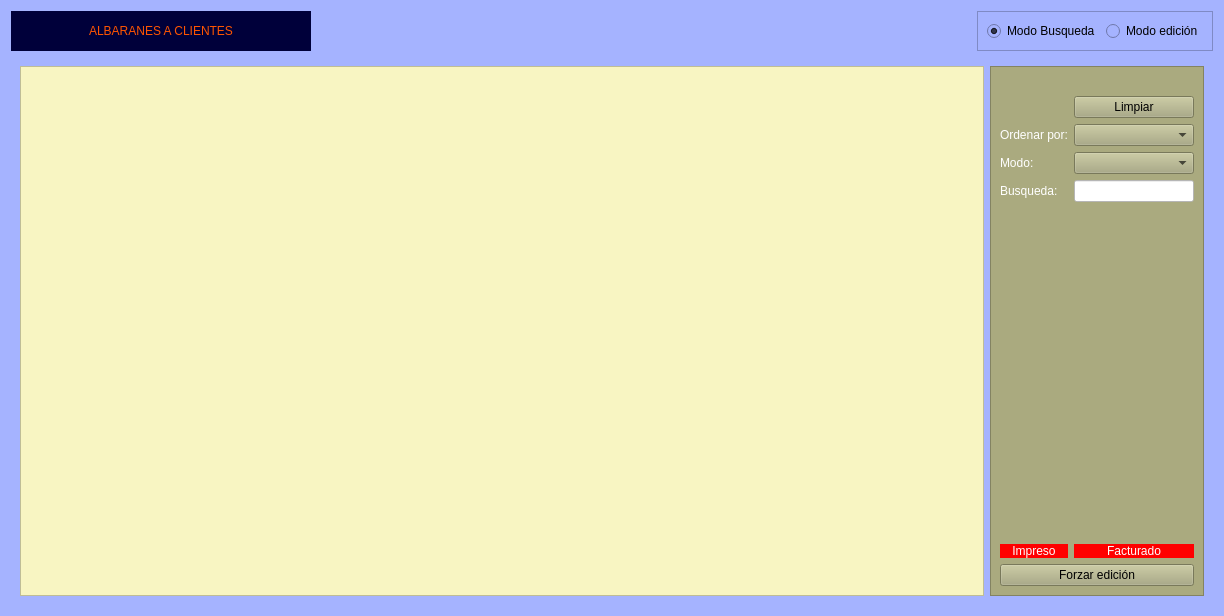
First picture: the form in Zona_Ventas/frmalbaran.ui, repository arcnexus/RedFoX, before the edit.
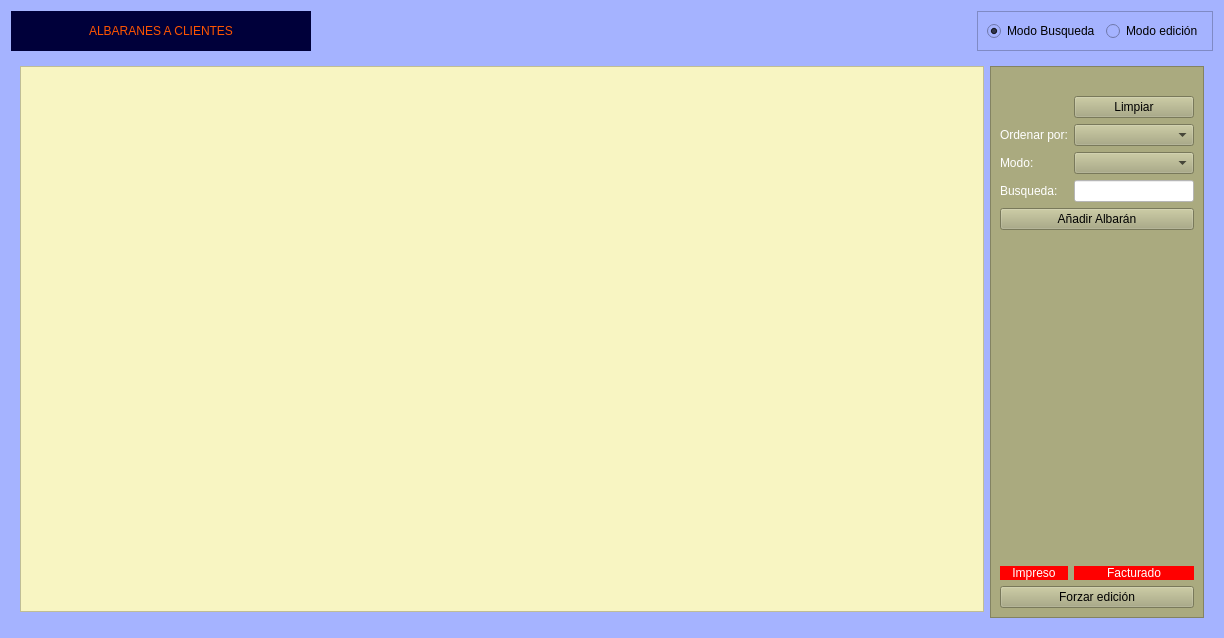
Second picture: the form after the edit. Icons and pictures are not drawn.

Commit message: ampliación datos albarán

The edit to the form file:
```diff
--- a/Zona_Ventas/frmalbaran.ui
+++ b/Zona_Ventas/frmalbaran.ui
@@ -7,7 +7,7 @@
     <x>0</x>
     <y>0</y>
     <width>1224</width>
-    <height>616</height>
+    <height>638</height>
    </rect>
   </property>
   <property name="minimumSize">
@@ -3303,36 +3303,6 @@
      </widget>
      <widget class="QWidget" name="page_2">
       <layout class="QGridLayout" name="gridLayout_6">
-       <item row="0" column="0" rowspan="2">
-        <widget class="QTableView" name="tabla">
-         <property name="styleSheet">
-          <string notr="true">alternate-background-color: rgb(255, 255, 255);
-font: 8pt &quot;Sans&quot;;
-background-color: rgb(248, 245, 194);</string>
-         </property>
-         <property name="alternatingRowColors">
-          <bool>true</bool>
-         </property>
-         <property name="selectionMode">
-          <enum>QAbstractItemView::SingleSelection</enum>
-         </property>
-         <property name="selectionBehavior">
-          <enum>QAbstractItemView::SelectRows</enum>
-         </property>
-         <property name="gridStyle">
-          <enum>Qt::DotLine</enum>
-         </property>
-         <attribute name="horizontalHeaderStretchLastSection">
-          <bool>true</bool>
-         </attribute>
-         <attribute name="verticalHeaderVisible">
-          <bool>false</bool>
-         </attribute>
-         <attribute name="verticalHeaderHighlightSections">
-          <bool>true</bool>
-         </attribute>
-        </widget>
-       </item>
        <item row="0" column="1" rowspan="2">
         <widget class="QFrame" name="frame_2">
          <property name="maximumSize">
@@ -3411,7 +3381,7 @@
           <item row="3" column="1" colspan="2">
            <widget class="QComboBox" name="cboModo"/>
           </item>
-          <item row="5" column="0">
+          <item row="6" column="0">
            <spacer name="verticalSpacer">
             <property name="orientation">
              <enum>Qt::Vertical</enum>
@@ -3424,14 +3394,14 @@
             </property>
            </spacer>
           </item>
-          <item row="7" column="0" colspan="3">
+          <item row="8" column="0" colspan="3">
            <widget class="QPushButton" name="btnForzar_edicion">
             <property name="text">
              <string>Forzar edición</string>
             </property>
            </widget>
           </item>
-          <item row="6" column="1" colspan="2">
+          <item row="7" column="1" colspan="2">
            <widget class="QLabel" name="lblfacturado">
             <property name="styleSheet">
              <string notr="true">background-color: rgb(255, 0, 0);
@@ -3456,7 +3426,7 @@
             </property>
            </widget>
           </item>
-          <item row="6" column="0">
+          <item row="7" column="0">
            <widget class="QLabel" name="lblimpreso">
             <property name="styleSheet">
              <string notr="true">background-color: rgb(255, 0, 0);
@@ -3470,9 +3440,44 @@
             </property>
            </widget>
           </item>
+          <item row="5" column="0" colspan="3">
+           <widget class="QPushButton" name="btnAnadir_2">
+            <property name="text">
+             <string>Añadir Albarán</string>
+            </property>
+            <property name="icon">
+             <iconset resource="../maya.qrc">
+              <normaloff>:/Icons/PNG/add.png</normaloff>:/Icons/PNG/add.png</iconset>
+            </property>
+           </widget>
+          </item>
          </layout>
         </widget>
        </item>
+       <item row="0" column="0">
+        <widget class="QTableView" name="table2">
+         <property name="styleSheet">
+          <string notr="true">alternate-background-color: rgb(255, 255, 255);
+font: 8pt &quot;Sans&quot;;
+background-color: rgb(248, 245, 194);</string>
+         </property>
+         <property name="alternatingRowColors">
+          <bool>true</bool>
+         </property>
+         <property name="selectionMode">
+          <enum>QAbstractItemView::SingleSelection</enum>
+         </property>
+         <property name="selectionBehavior">
+          <enum>QAbstractItemView::SelectRows</enum>
+         </property>
+         <attribute name="horizontalHeaderStretchLastSection">
+          <bool>true</bool>
+         </attribute>
+         <attribute name="verticalHeaderVisible">
+          <bool>false</bool>
+         </attribute>
+        </widget>
+       </item>
       </layout>
      </widget>
     </widget>
```
Left out of the diff: 36 changed lines with no effect on the pictures. The commit also changes 7 other files.
